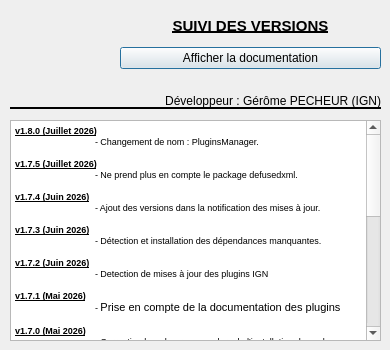
This is ui/aproposde.ui in IGNF/PluginsManager-qgis-plugin as Qt 5 draws it before an edit. The edited form follows.
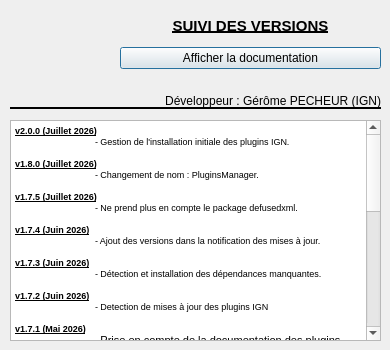
This is the edited form. Icons and pictures are not drawn.

```diff
--- a/ui/aproposde.ui
+++ b/ui/aproposde.ui
@@ -100,6 +100,9 @@
 &lt;html&gt;&lt;head&gt;&lt;meta name=&quot;qrichtext&quot; content=&quot;1&quot; /&gt;&lt;style type=&quot;text/css&quot;&gt;
 p, li { white-space: pre-wrap; }
 &lt;/style&gt;&lt;/head&gt;&lt;body style=&quot; font-family:'MS Shell Dlg 2'; font-size:8.25pt; font-weight:400; font-style:normal;&quot;&gt;
+&lt;p style=&quot; margin-top:0px; margin-bottom:0px; margin-left:0px; margin-right:0px; -qt-block-indent:0; text-indent:0px;&quot;&gt;&lt;span style=&quot; font-size:7pt; font-weight:600; text-decoration: underline;&quot;&gt;v2.0.0 (Juillet 2026)&lt;/span&gt;&lt;/p&gt;
+&lt;p style=&quot; margin-top:0px; margin-bottom:0px; margin-left:0px; margin-right:0px; -qt-block-indent:0; text-indent:0px;&quot;&gt;&lt;span style=&quot; font-size:7pt;&quot;&gt;	- Gestion de l'installation initiale des plugins IGN.&lt;/span&gt;&lt;/p&gt;
+&lt;p style=&quot;-qt-paragraph-type:empty; margin-top:0px; margin-bottom:0px; margin-left:0px; margin-right:0px; -qt-block-indent:0; text-indent:0px; font-size:7pt;&quot;&gt;&lt;br /&gt;&lt;/p&gt;
 &lt;p style=&quot; margin-top:0px; margin-bottom:0px; margin-left:0px; margin-right:0px; -qt-block-indent:0; text-indent:0px;&quot;&gt;&lt;span style=&quot; font-size:7pt; font-weight:600; text-decoration: underline;&quot;&gt;v1.8.0 (Juillet 2026)&lt;/span&gt;&lt;/p&gt;
 &lt;p style=&quot; margin-top:0px; margin-bottom:0px; margin-left:0px; margin-right:0px; -qt-block-indent:0; text-indent:0px;&quot;&gt;&lt;span style=&quot; font-size:7pt;&quot;&gt;	- Changement de nom : PluginsManager.&lt;/span&gt;&lt;/p&gt;
 &lt;p style=&quot;-qt-paragraph-type:empty; margin-top:0px; margin-bottom:0px; margin-left:0px; margin-right:0px; -qt-block-indent:0; text-indent:0px; font-size:7pt;&quot;&gt;&lt;br /&gt;&lt;/p&gt;
```
Left out of the diff: 2 changed lines with no effect on the pictures.
